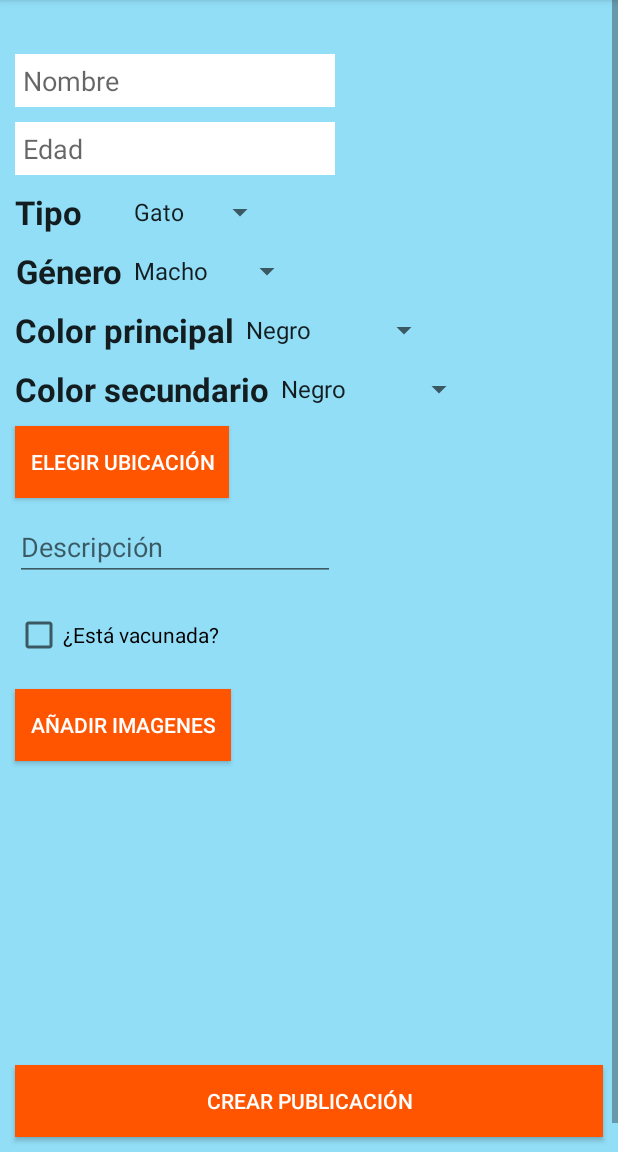
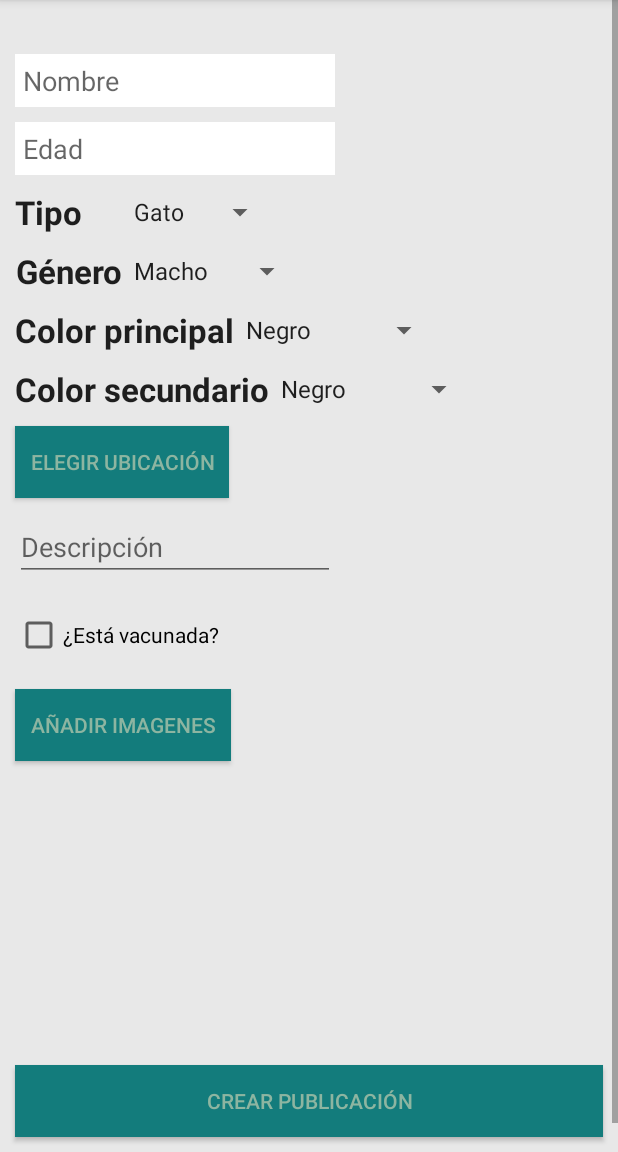
Before and after one commit to GonchuB/pet-adopt, an Android app: the fragment AddPetFragment shown on its own in the app's theme, on a phone screen of 412 x 824 dp, the part 84-1236 px from its top. Run offline under Robolectric (Android 15) with nearby library versions, the phone set to English and light mode, and no system bars; libraries missing offline, so code that uses them is left out: com.loopj.android; pictures from the network do not load; 1 statement that could not run was skipped.

Commit message:
Changed app colors

```diff
--- a/app/src/main/res/layout/fragment_add_pet.xml
+++ b/app/src/main/res/layout/fragment_add_pet.xml
@@ -3,7 +3,7 @@
     android:id="@+id/add_pet_layout"
     android:layout_width="match_parent"
     android:layout_height="match_parent"
-    android:background="@color/background">
+    android:background="@color/app_background">
 
     <ScrollView
         xmlns:android="http://schemas.android.com/apk/res/android"
@@ -137,8 +137,8 @@
                 android:layout_marginTop="10dp"
                 android:padding="10dp"
                 android:text="@string/choose_location"
-                android:textColor="#FFF"
-                android:background="@color/submit_button"/>
+                android:textColor="@color/light_text"
+                android:background="@color/button_background"/>
 
             <TextView
                 android:id="@+id/chosen_location"
@@ -185,8 +185,8 @@
                 android:padding="10dp"
                 android:text="@string/new_pet_submit_image"
                 android:layout_below="@+id/pet_vaccinated"
-                android:textColor="#FFF"
-                android:background="@color/submit_button"/>
+                android:textColor="@color/light_text"
+                android:background="@color/button_background"/>
 
             <ImageView
                 android:id="@+id/imgView1"
@@ -243,7 +243,7 @@
         android:layout_marginRight="10dp"
         android:layout_marginBottom="10dp"
         android:text="@string/new_pet_submit"
-        android:textColor="#FFF"
-        android:background="@color/submit_button"/>
+        android:textColor="@color/light_text"
+        android:background="@color/button_background"/>
 
 </RelativeLayout>
--- a/app/src/main/res/layout/fragment_home.xml
+++ b/app/src/main/res/layout/fragment_home.xml
@@ -2,7 +2,7 @@
 <RelativeLayout xmlns:android="http://schemas.android.com/apk/res/android"
     android:layout_width="match_parent"
     android:layout_height="match_parent"
-    android:background="@color/background">
+    android:background="@color/app_background">
 
     <ListView
         android:layout_width="wrap_content"
--- a/app/src/main/res/layout/fragment_matches.xml
+++ b/app/src/main/res/layout/fragment_matches.xml
@@ -2,7 +2,7 @@
 <RelativeLayout xmlns:android="http://schemas.android.com/apk/res/android"
     android:layout_width="match_parent"
     android:layout_height="match_parent"
-    android:background="@color/background">
+    android:background="@color/app_background">
 
     <TextView
         android:id="@+id/txtLabel"
--- a/app/src/main/res/layout/fragment_mypets.xml
+++ b/app/src/main/res/layout/fragment_mypets.xml
@@ -2,7 +2,7 @@
 <RelativeLayout xmlns:android="http://schemas.android.com/apk/res/android"
     android:layout_width="match_parent"
     android:layout_height="match_parent"
-    android:background="@color/background">
+    android:background="@color/app_background">
 
     <TextView
         android:id="@+id/txtLabel"
--- a/app/src/main/res/layout/fragment_search.xml
+++ b/app/src/main/res/layout/fragment_search.xml
@@ -2,7 +2,7 @@
 <RelativeLayout xmlns:android="http://schemas.android.com/apk/res/android"
     android:layout_width="match_parent"
     android:layout_height="match_parent"
-    android:background="@color/background">
+    android:background="@color/app_background">
 
     <EditText
         android:layout_width="wrap_content"
@@ -22,7 +22,8 @@
         android:id="@+id/submit"
         android:layout_alignParentRight="true"
         android:layout_alignParentEnd="true"
-        android:background="@color/submit_button"
+        android:textColor="@color/light_text"
+        android:background="@color/button_background"
         android:layout_marginRight="5dp"
         android:layout_marginTop="5dp"
         android:layout_above="@+id/pet_list" />
--- a/app/src/main/res/layout/fragment_settings.xml
+++ b/app/src/main/res/layout/fragment_settings.xml
@@ -2,7 +2,7 @@
 <RelativeLayout xmlns:android="http://schemas.android.com/apk/res/android"
     android:layout_width="match_parent"
     android:layout_height="match_parent"
-    android:background="@color/background">
+    android:background="@color/app_background">
 
     <TextView
         android:id="@+id/txtLabel"
--- a/app/src/main/res/layout/pet_list_item.xml
+++ b/app/src/main/res/layout/pet_list_item.xml
@@ -22,7 +22,7 @@
         android:id="@+id/line_1"
         android:layout_alignParentTop="true"
         android:textStyle="bold"
-        android:textColor="@color/submit_button">
+        android:textColor="@color/title_text">
     </TextView>
 
     <TextView
@@ -31,7 +31,7 @@
         android:id="@+id/line_2"
         android:layout_below="@+id/line_1"
         android:textStyle="italic"
-        android:textColor="@color/subtitle_color">
+        android:textColor="@color/light_text">
     </TextView>
 
 </RelativeLayout>
--- a/app/src/main/res/values/styles.xml
+++ b/app/src/main/res/values/styles.xml
@@ -9,10 +9,16 @@
         <!-- Customize your theme here. -->
     </style>
 
-    <color name="main_orange">#ffa500</color>
-    <color name="hover_orange">#ff8607</color>
-    <color name="background">#92DEF7</color>
-    <color name="submit_button">#FF5500</color>
-    <color name="subtitle_color">#3b2300</color>
+    <color name="app_background">#e8e8e8</color>
+    <color name="actionbar_background">#137c7c</color>
+    <color name="button_background">#137c7c</color>
+    <color name="title_text">#0a97a5</color>
+    <color name="dark_text">#071926</color>
+    <color name="light_text">#8db5a1</color>
+    <!-- #e8e8e8
+#8db5a1
+#0a97a5
+#137c7c
+#071926 -->
 
 </resources>
```
Also changed, not shown: app/src/main/res/drawable-v21/round_button.xml (deleted, +0 -9 lines), app/src/main/res/drawable/round_button.xml (deleted, +0 -13 lines), app/src/main/res/layout/fragment_advanced_search.xml (+6 -6 lines).
